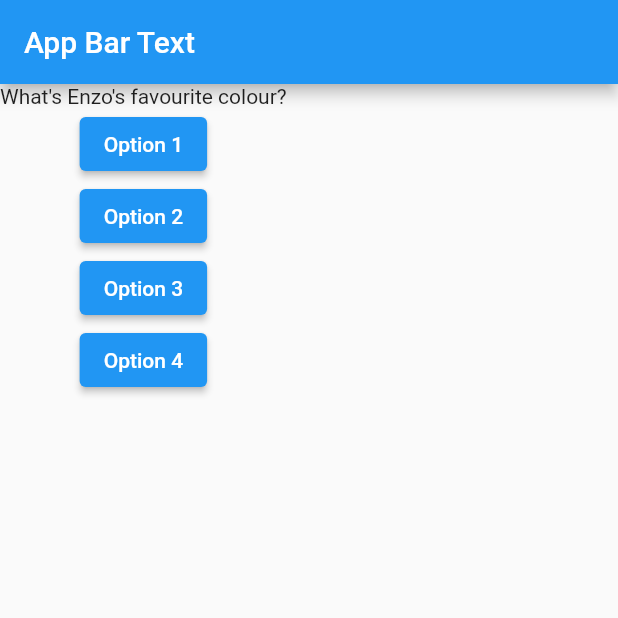
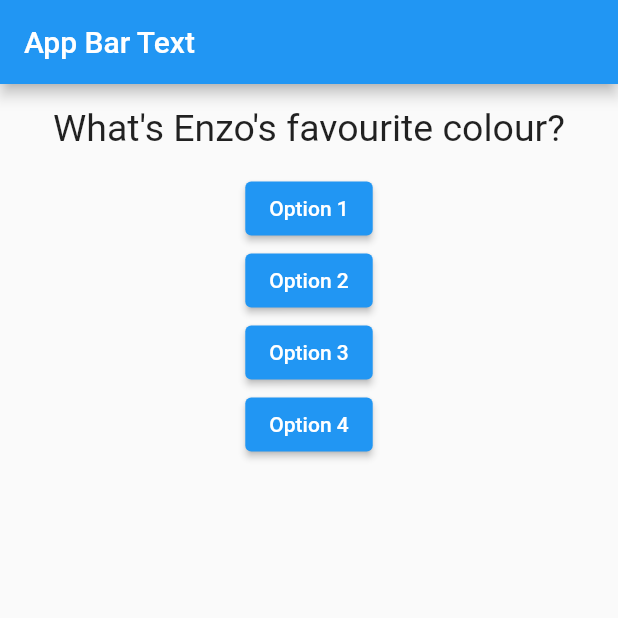
Before and after one commit to emagioli/flutter-quiz-app, a Flutter app: the screen it shows after launch, on a phone screen of 412 x 824 dp, the top half of it. Run offline on Flutter 3.47's test engine with Material 2 defaults, Android fonts, the phone set to English and light mode, and no system bars.

Commit message:
Text styling

```diff
--- a/lib/question.dart
+++ b/lib/question.dart
@@ -7,6 +7,14 @@ class Question extends StatelessWidget {
 
   @override
   Widget build(BuildContext context) {
-    return Text(questionText);
+    return Container(
+      width: double.infinity,
+      margin: EdgeInsets.all(15.0),
+      child: Text(
+        questionText,
+        style: TextStyle(fontSize: 25),
+        textAlign: TextAlign.center,
+      ),
+    );
   }
 }
```
